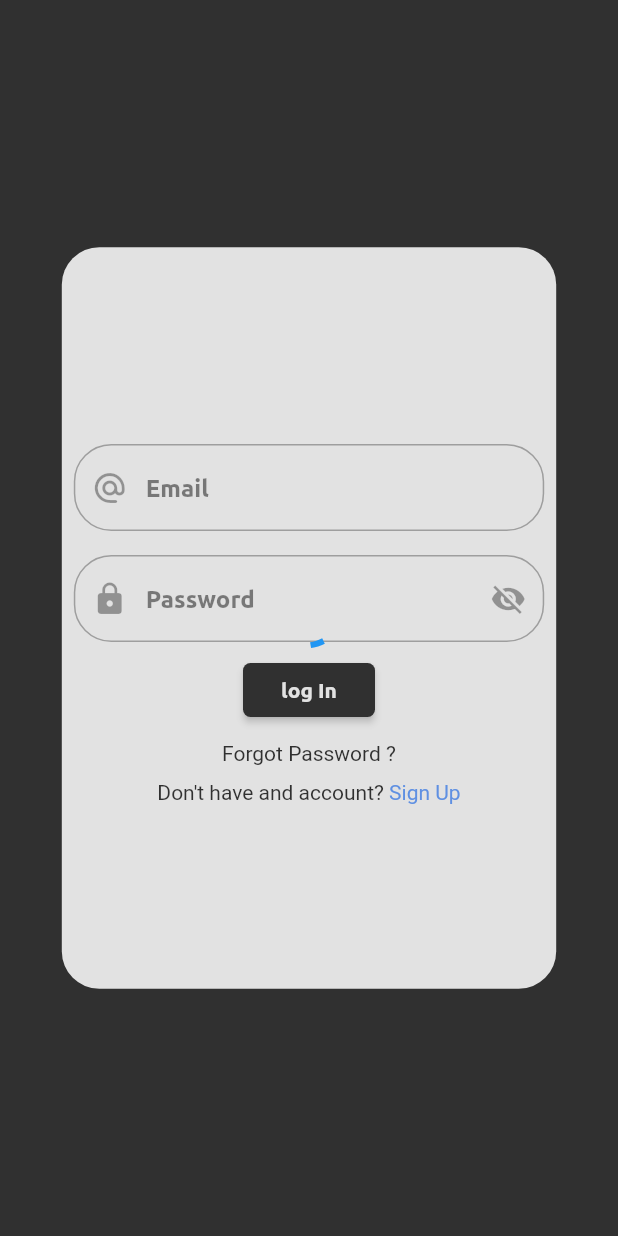
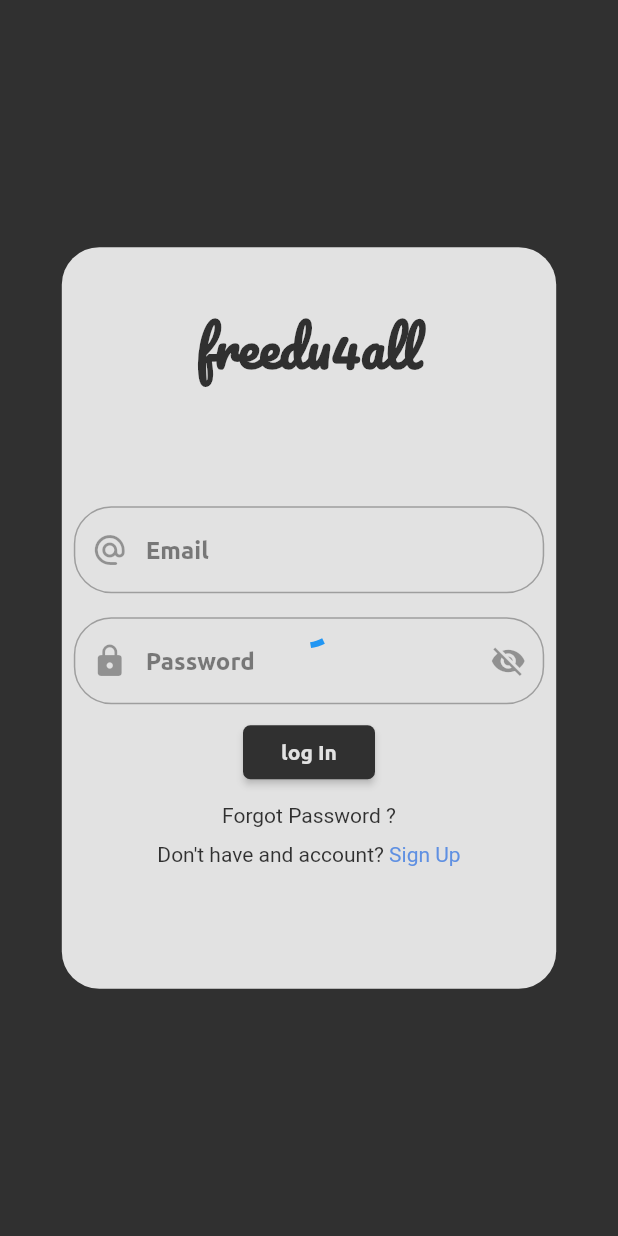
Before and after one commit to Samrat-Khan/freeedu4all, a Flutter app: the screen it shows after launch, on a phone screen of 412 x 824 dp. Run offline on Flutter 3.47's test engine with Material 2 defaults, Android fonts, the phone set to English and light mode, and no system bars; our stand-ins replace cloud_firestore, firebase_auth, firebase_core, firebase_storage, google_sign_in, image_picker and 2 more; accounts and stored records are empty.

Commit message:
some lil changes done

```diff
--- a/lib/routes/routeDataPass.dart
+++ b/lib/routes/routeDataPass.dart
@@ -26,3 +26,8 @@ class DraftToDraftEdit {
   DraftToDraftEdit(
       {this.blogUid, this.blogTitle, this.blogDetail, this.blogPhoto});
 }
+
+class SettingToReadPrivacy {
+  String text;
+  SettingToReadPrivacy({this.text});
+}
--- a/lib/screens/draftPost.dart
+++ b/lib/screens/draftPost.dart
@@ -68,7 +68,7 @@ class _DraftPostState extends State<DraftPost> {
                   ),
                   title: Text(
                     ds.data()["BlogTitle"] == null
-                        ? "You Haven't any title yet"
+                        ? "You Haven't specify any title yet"
                         : ds.data()["BlogTitle"],
                     softWrap: true,
                     overflow: TextOverflow.ellipsis,
--- a/lib/screens/loginPage.dart
+++ b/lib/screens/loginPage.dart
@@ -2,6 +2,7 @@ import 'package:education_community/providerServices/authUserProvider.dart';
 import 'package:education_community/routes/routeDataPass.dart';
 import 'package:education_community/screens/bottomAppBar.dart';
 import 'package:education_community/services/user_service.dart';
+import 'package:education_community/widgets/textStyle.dart';
 import 'package:firebase_auth/firebase_auth.dart';
 import 'package:flutter/gestures.dart';
 import 'package:flutter/material.dart';
@@ -118,8 +119,16 @@ class _LogInPageState extends State<LogInPage> {
     return Form(
       key: _formKeyForExistUser,
       child: Column(
-        mainAxisAlignment: MainAxisAlignment.center,
+        mainAxisAlignment: MainAxisAlignment.start,
         children: [
+          Padding(
+            padding: const EdgeInsets.only(top: 35),
+            child: Text(
+              "freedu4all",
+              style: kAppTitle,
+            ),
+          ),
+          SizedBox(height: MediaQuery.of(context).size.height / 12),
           Padding(
             padding: const EdgeInsets.all(8.0),
             child: Container(
@@ -218,6 +227,11 @@ class _LogInPageState extends State<LogInPage> {
       child: Column(
         mainAxisAlignment: MainAxisAlignment.center,
         children: [
+          Text(
+            "freedu4all",
+            style: kAppTitle,
+          ),
+          SizedBox(height: MediaQuery.of(context).size.height / 16),
           Padding(
             padding: const EdgeInsets.all(8.0),
             child: Container(
--- a/lib/widgets/textStyle.dart
+++ b/lib/widgets/textStyle.dart
@@ -3,9 +3,15 @@ import 'dart:ui';
 import 'package:flutter/material.dart';
 
 const kAppTitle = TextStyle(
+  fontFamily: 'pacifico',
+  fontWeight: FontWeight.w700,
+  fontSize: 35,
+  color: Colors.black,
+);
+const kAppTitleText = TextStyle(
   fontFamily: 'electric_1',
   fontWeight: FontWeight.w700,
-  fontSize: 18,
+  fontSize: 20,
   color: Colors.black,
 );
 
--- a/pubspec.yaml
+++ b/pubspec.yaml
@@ -50,3 +50,8 @@ flutter:
     - family: ubuntu
       fonts:
         - asset: fonts/ubuntu.ttf
+
+
+    - family: pacifico
+      fonts:
+        - asset: fonts/Pacifico.ttf
```
Also changed, not shown: lib/routes/routeGenerator.dart (+6 -1 lines), lib/screens/HomePage.dart (+24 -12 lines), lib/screens/aboutPrivacyPage.dart (+21 -1 lines), lib/screens/blogPost.dart (+22 -5 lines), lib/screens/settingsPage.dart (+7 -4 lines), lib/services/firebase_service_for_setData.dart (+104 -0 lines), fonts/Pacifico.ttf (added).
